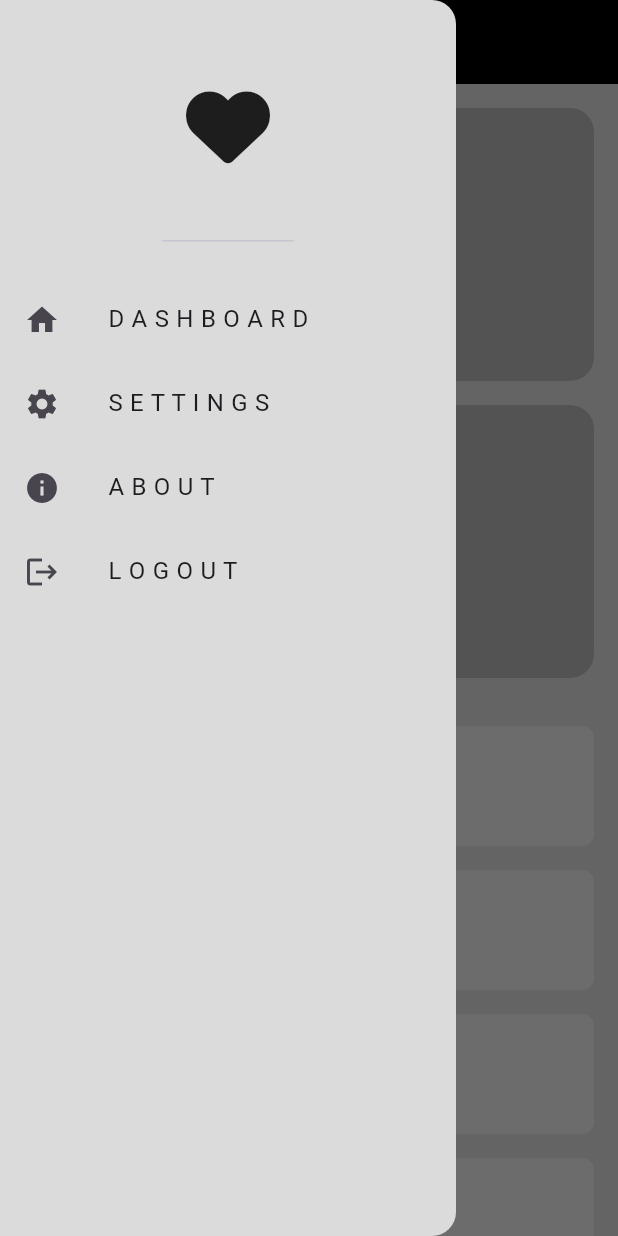
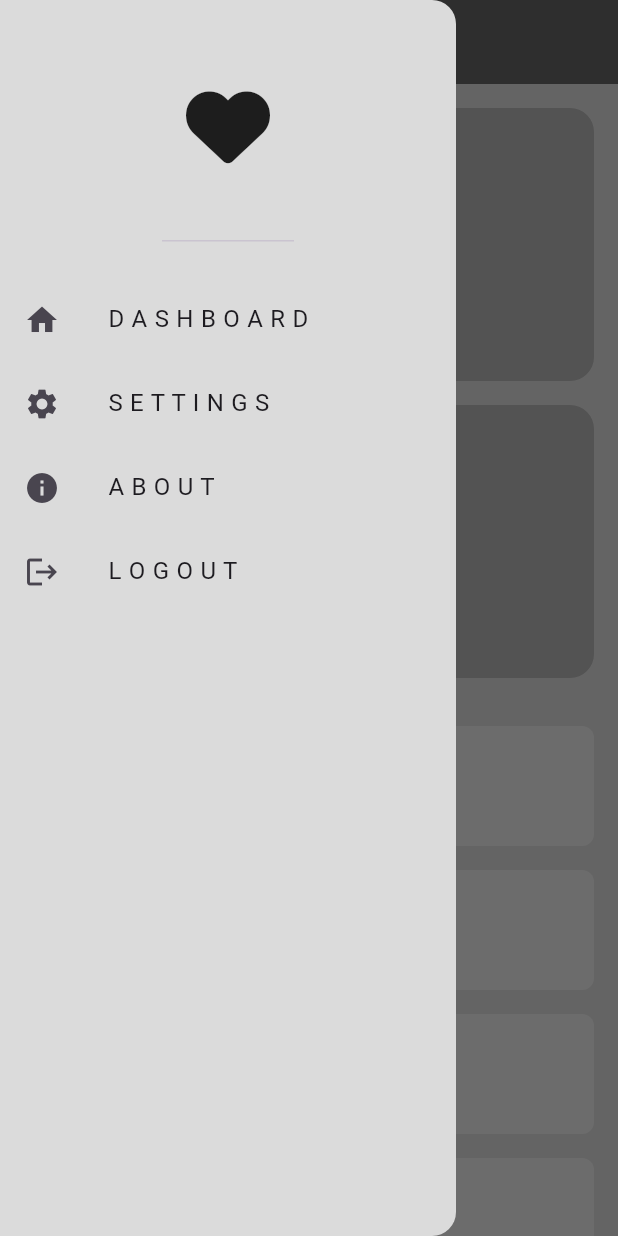
Before and after one commit to eng-mouhanad-alkhadraa/adaptive_app, a Flutter app: the screen it shows after launch, with the side drawer open, on a phone screen of 412 x 824 dp. Run offline on Flutter 3.47's test engine with Material 3 defaults, Android fonts, the phone set to English and light mode, and no system bars; our stand-ins replace font_awesome_flutter.

Commit message:
Add SingleChildScrollView to CustomDrawer file and change appBar color

```diff
--- a/lib/views/home_view.dart
+++ b/lib/views/home_view.dart
@@ -25,8 +25,9 @@ class _HomeViewState extends State<HomeView> {
 
   AppBar? bulidAppBar(BuildContext context) {
     return MediaQuery.sizeOf(context).width - 32 < 900
-        ? AppBar(title: Text('Adaptive App'),
-            backgroundColor: Colors.black,
+        ? AppBar(
+            title: Text('Adaptive App'),
+            backgroundColor: Colors.black54,
             leading: GestureDetector(
               onTap: () {
                 ScaffoldKey.currentState!.openDrawer();
--- a/lib/widgets/custom_drawer.dart
+++ b/lib/widgets/custom_drawer.dart
@@ -19,6 +19,7 @@ class CustomDrawer extends StatelessWidget {
     return const Drawer(
       backgroundColor: Color(0xffDBDBDB),
       elevation: 0,
+      child: SingleChildScrollView(
         child: Column(
           children: [
             DrawerHeader(
@@ -31,6 +32,7 @@ class CustomDrawer extends StatelessWidget {
             CustomDrawersItemsListView(items: items)
           ],
         ),
+      ),
     );
   }
 }
```
Lines whose indentation alone changed are shown as unchanged.
